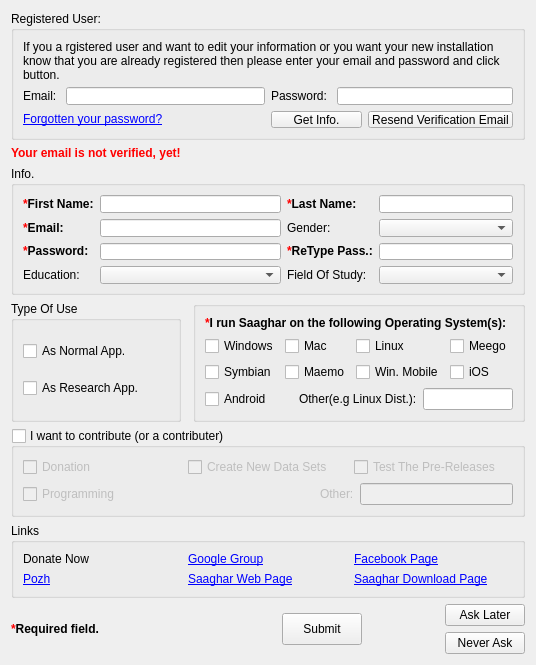
Before: the Qt Designer form src/registerationform.ui in srazi/Saaghar, drawn with Qt 5.
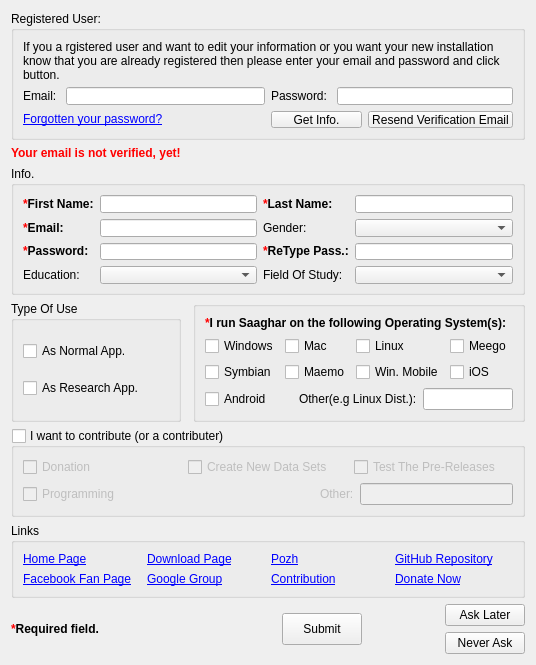
After: the same form once the commit is applied.

Commit message: [RegisterationForm] Added new link and improved.

```diff
--- a/src/registerationform.ui
+++ b/src/registerationform.ui
@@ -66,37 +66,24 @@
       <string>Links</string>
      </property>
      <layout class="QGridLayout" name="gridLayout_4">
-      <item row="1" column="0">
-       <widget class="QLabel" name="label_13">
+      <item row="1" column="4">
+       <widget class="QLabel" name="label">
         <property name="text">
-         <string>Donate Now</string>
-        </property>
-        <property name="openExternalLinks">
-         <bool>true</bool>
+         <string>&lt;html&gt;&lt;head/&gt;&lt;body&gt;&lt;p&gt;&lt;a href=&quot;https://github.com/srazi/Saaghar&quot;&gt;&lt;span style=&quot; text-decoration: underline; color:#0000ff;&quot;&gt;GitHub Repository&lt;/span&gt;&lt;/a&gt;&lt;/p&gt;&lt;/body&gt;&lt;/html&gt;</string>
         </property>
        </widget>
       </item>
       <item row="1" column="1">
-       <widget class="QLabel" name="label_14">
+       <widget class="QLabel" name="label_17">
         <property name="text">
-         <string>&lt;html&gt;&lt;head/&gt;&lt;body&gt;&lt;p&gt;&lt;a href=&quot;http://groups.google.com/group/saaghar&quot;&gt;&lt;span style=&quot; text-decoration: underline; color:#0000ff;&quot;&gt;Google Group&lt;/span&gt;&lt;/a&gt;&lt;/p&gt;&lt;/body&gt;&lt;/html&gt;</string>
+         <string>&lt;html&gt;&lt;head/&gt;&lt;body&gt;&lt;p&gt;&lt;a href=&quot;http://saaghar.pozh.org/&quot;&gt;&lt;span style=&quot; text-decoration: underline; color:#0000ff;&quot;&gt;Home Page&lt;/span&gt;&lt;/a&gt;&lt;/p&gt;&lt;/body&gt;&lt;/html&gt;</string>
         </property>
         <property name="openExternalLinks">
          <bool>true</bool>
         </property>
        </widget>
       </item>
-      <item row="1" column="2">
-       <widget class="QLabel" name="label_15">
-        <property name="text">
-         <string>&lt;html&gt;&lt;head/&gt;&lt;body&gt;&lt;p&gt;&lt;a href=&quot;http://www.facebook.com/saaghar.p&quot;&gt;&lt;span style=&quot; text-decoration: underline; color:#0000ff;&quot;&gt;Facebook Page&lt;/span&gt;&lt;/a&gt;&lt;/p&gt;&lt;/body&gt;&lt;/html&gt;</string>
-        </property>
-        <property name="openExternalLinks">
-         <bool>true</bool>
-        </property>
-       </widget>
-      </item>
-      <item row="2" column="0">
+      <item row="1" column="3">
        <widget class="QLabel" name="label_16">
         <property name="text">
          <string>&lt;html&gt;&lt;head/&gt;&lt;body&gt;&lt;p&gt;&lt;a href=&quot;http://pozh.org/&quot;&gt;&lt;span style=&quot; text-decoration: underline; color:#0000ff;&quot;&gt;Pozh&lt;/span&gt;&lt;/a&gt;&lt;/p&gt;&lt;/body&gt;&lt;/html&gt;</string>
@@ -106,20 +93,47 @@
         </property>
        </widget>
       </item>
-      <item row="2" column="1">
-       <widget class="QLabel" name="label_17">
-        <property name="text">
-         <string>&lt;html&gt;&lt;head/&gt;&lt;body&gt;&lt;p&gt;&lt;a href=&quot;http://saaghar.pozh.org/&quot;&gt;&lt;span style=&quot; text-decoration: underline; color:#0000ff;&quot;&gt;Saaghar Web Page&lt;/span&gt;&lt;/a&gt;&lt;/p&gt;&lt;/body&gt;&lt;/html&gt;</string>
-        </property>
-        <property name="openExternalLinks">
-         <bool>true</bool>
-        </property>
-       </widget>
-      </item>
-      <item row="2" column="2">
+      <item row="1" column="2">
        <widget class="QLabel" name="label_18">
         <property name="text">
-         <string>&lt;html&gt;&lt;head/&gt;&lt;body&gt;&lt;p&gt;&lt;a href=&quot;http://saaghar.pozh.org/downloads&quot;&gt;&lt;span style=&quot; text-decoration: underline; color:#0000ff;&quot;&gt;Saaghar Download Page&lt;/span&gt;&lt;/a&gt;&lt;/p&gt;&lt;/body&gt;&lt;/html&gt;</string>
+         <string>&lt;html&gt;&lt;head/&gt;&lt;body&gt;&lt;p&gt;&lt;a href=&quot;http://saaghar.pozh.org/downloads&quot;&gt;&lt;span style=&quot; text-decoration: underline; color:#0000ff;&quot;&gt;Download Page&lt;/span&gt;&lt;/a&gt;&lt;/p&gt;&lt;/body&gt;&lt;/html&gt;</string>
+        </property>
+        <property name="openExternalLinks">
+         <bool>true</bool>
+        </property>
+       </widget>
+      </item>
+      <item row="2" column="2">
+       <widget class="QLabel" name="label_14">
+        <property name="text">
+         <string>&lt;html&gt;&lt;head/&gt;&lt;body&gt;&lt;p&gt;&lt;a href=&quot;http://groups.google.com/group/saaghar&quot;&gt;&lt;span style=&quot; text-decoration: underline; color:#0000ff;&quot;&gt;Google Group&lt;/span&gt;&lt;/a&gt;&lt;/p&gt;&lt;/body&gt;&lt;/html&gt;</string>
+        </property>
+        <property name="openExternalLinks">
+         <bool>true</bool>
+        </property>
+       </widget>
+      </item>
+      <item row="2" column="1">
+       <widget class="QLabel" name="label_15">
+        <property name="text">
+         <string>&lt;html&gt;&lt;head/&gt;&lt;body&gt;&lt;p&gt;&lt;a href=&quot;http://www.facebook.com/saaghar.p&quot;&gt;&lt;span style=&quot; text-decoration: underline; color:#0000ff;&quot;&gt;Facebook Fan Page&lt;/span&gt;&lt;/a&gt;&lt;/p&gt;&lt;/body&gt;&lt;/html&gt;</string>
+        </property>
+        <property name="openExternalLinks">
+         <bool>true</bool>
+        </property>
+       </widget>
+      </item>
+      <item row="2" column="3">
+       <widget class="QLabel" name="label_3">
+        <property name="text">
+         <string>&lt;html&gt;&lt;head/&gt;&lt;body&gt;&lt;p&gt;&lt;a href=&quot;http://pozh.org/contribution&quot;&gt;&lt;span style=&quot; text-decoration: underline; color:#0000ff;&quot;&gt;Contribution&lt;/span&gt;&lt;/a&gt;&lt;/p&gt;&lt;/body&gt;&lt;/html&gt;</string>
+        </property>
+       </widget>
+      </item>
+      <item row="2" column="4">
+       <widget class="QLabel" name="label_13">
+        <property name="text">
+         <string>&lt;html&gt;&lt;head/&gt;&lt;body&gt;&lt;p&gt;&lt;a href=&quot;http://pozh.org/donate&quot;&gt;&lt;span style=&quot; text-decoration: underline; color:#0000ff;&quot;&gt;Donate Now&lt;/span&gt;&lt;/a&gt;&lt;/p&gt;&lt;/body&gt;&lt;/html&gt;</string>
         </property>
         <property name="openExternalLinks">
          <bool>true</bool>
@@ -142,16 +156,16 @@
           <string/>
          </property>
         </item>
-        <item>
-         <property name="text">
-          <string>Male</string>
-         </property>
-        </item>
         <item>
          <property name="text">
           <string>Female</string>
          </property>
         </item>
+        <item>
+         <property name="text">
+          <string>Male</string>
+         </property>
+        </item>
        </widget>
       </item>
       <item row="0" column="5">
@@ -267,17 +281,17 @@
         </item>
         <item>
          <property name="text">
-          <string>Bc (student or graduated)</string>
+          <string>BSc</string>
          </property>
         </item>
         <item>
          <property name="text">
-          <string>MSc. (student or graduated)</string>
+          <string>MSc</string>
          </property>
         </item>
         <item>
          <property name="text">
-          <string>PhD (student or graduated)</string>
+          <string>PhD</string>
          </property>
         </item>
         <item>
@@ -310,37 +324,27 @@
         </item>
         <item>
          <property name="text">
-          <string>Mathematics</string>
+          <string>Related to Mathematics</string>
          </property>
         </item>
         <item>
          <property name="text">
-          <string>Computer</string>
+          <string>Related to Computer</string>
          </property>
         </item>
         <item>
          <property name="text">
-          <string>Literature</string>
+          <string>Related to Literature</string>
          </property>
         </item>
         <item>
          <property name="text">
-          <string>Art</string>
+          <string>Related to Linguistics</string>
          </property>
         </item>
         <item>
          <property name="text">
-          <string>Human Sciences</string>
-         </property>
-        </item>
-        <item>
-         <property name="text">
-          <string>Engineering</string>
-         </property>
-        </item>
-        <item>
-         <property name="text">
-          <string>Basic Sciences</string>
+          <string>Related to Art</string>
          </property>
         </item>
         <item>
```
The commit also changes 1 other file.
